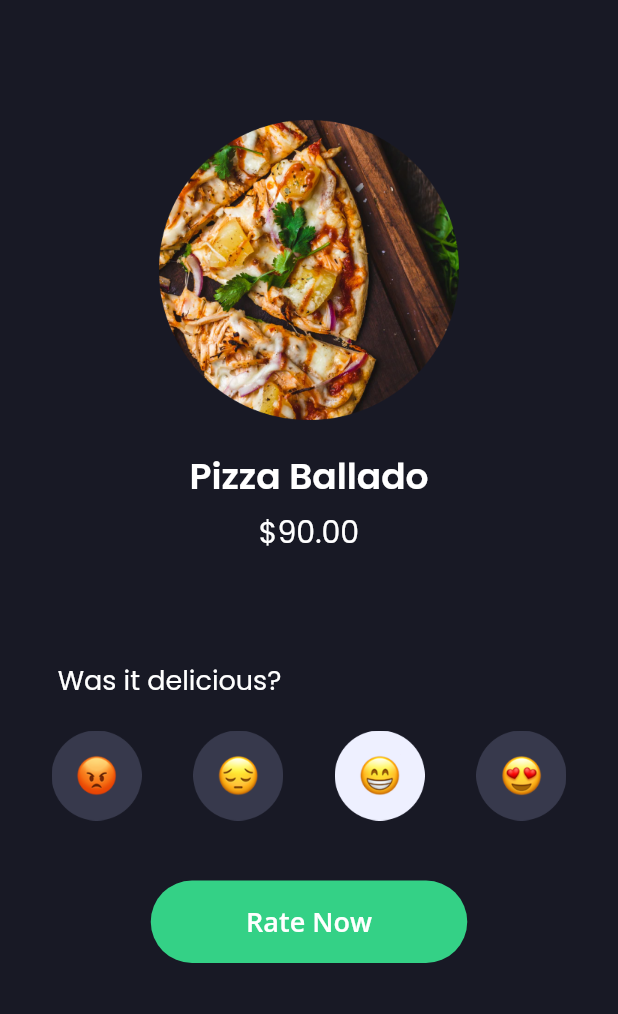
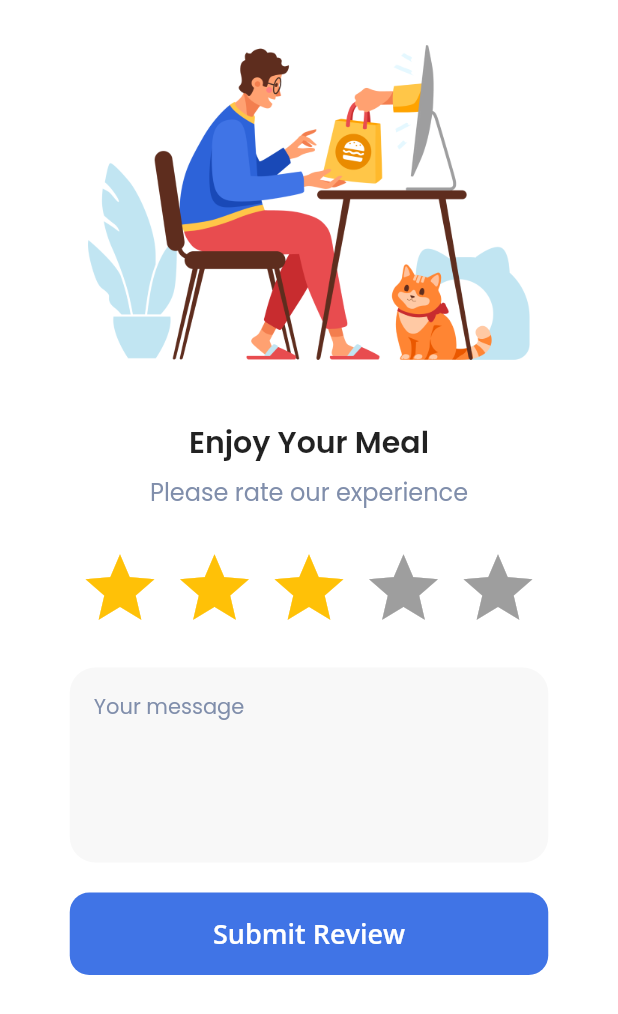
Before and after one commit to zakariyah24/sevendays-slicing, a Flutter app: the screen it shows after launch, on a phone screen of 412 x 824 dp. Shown: the top 1014 px of the screen. Run offline on Flutter 3.47's test engine with Material 2 defaults, Android fonts, the phone set to English and light mode, and no system bars; drawn by our look-alikes of flutter_rating_bar; our stand-ins replace google_fonts.

Commit message:
add second rating

```diff
--- a/lib/main.dart
+++ b/lib/main.dart
@@ -5,6 +5,7 @@ import 'package:sevendays/pages/first_signin.dart';
 import 'package:sevendays/pages/first_splash.dart';
 import 'package:sevendays/pages/first_started.dart';
 import 'package:sevendays/pages/second_empty.dart';
+import 'package:sevendays/pages/second_rating.dart';
 import 'package:sevendays/pages/second_started.dart';
 import 'package:sevendays/pages/second_splash.dart';
 
@@ -21,7 +22,7 @@ class SevenDays extends StatelessWidget {
   Widget build(BuildContext context) {
     return const MaterialApp(
       debugShowCheckedModeBanner: false,
-      home: FirstRating(),
+      home: SecondRating(),
     );
   }
 }
--- /dev/null
+++ b/lib/pages/second_rating.dart
@@ -0,0 +1,103 @@
+import 'package:flutter/material.dart';
+import 'package:flutter_rating_bar/flutter_rating_bar.dart';
+import 'package:google_fonts/google_fonts.dart';
+
+class SecondRating extends StatelessWidget {
+  const SecondRating({Key? key}) : super(key: key);
+
+  @override
+  Widget build(BuildContext context) {
+    return SafeArea(
+      child: Scaffold(
+        backgroundColor: Colors.white,
+        body: Column(
+          mainAxisAlignment: MainAxisAlignment.start,
+          crossAxisAlignment: CrossAxisAlignment.center,
+          children: [
+            const SizedBox(height: 30),
+            Center(
+              child: Image.asset(
+                "assets/home_office.png",
+                width: 294.75,
+                height: 210,
+              ),
+            ),
+            const SizedBox(height: 40),
+            Text(
+              "Enjoy Your Meal",
+              style: GoogleFonts.poppins(
+                fontSize: 20,
+                fontWeight: FontWeight.w600,
+              ),
+            ),
+            const SizedBox(height: 6),
+            Text(
+              "Please rate our experience",
+              style: GoogleFonts.poppins(
+                fontSize: 16,
+                color: const Color(0xff808EAB),
+              ),
+            ),
+            const SizedBox(height: 25),
+            RatingBar.builder(
+              initialRating: 3,
+              minRating: 1,
+              direction: Axis.horizontal,
+              allowHalfRating: true,
+              itemCount: 5,
+              itemSize: 55.0,
+              itemPadding: const EdgeInsets.symmetric(horizontal: 4.0),
+              itemBuilder: (context, _) => const Icon(
+                Icons.star,
+                color: Colors.amber,
+              ),
+              onRatingUpdate: (rating) {
+                print(rating);
+              },
+            ),
+            const SizedBox(height: 25),
+            Container(
+              width: 319,
+              height: 130,
+              decoration: BoxDecoration(
+                color: Color(0xffF8F8F8),
+                borderRadius: BorderRadius.circular(17),
+              ),
+              child: Padding(
+                padding: const EdgeInsets.only(top: 16, left: 16),
+                child: Text(
+                  "Your message",
+                  style: GoogleFonts.poppins(
+                    fontSize: 14,
+                    color: const Color(0xff808EAB),
+                  ),
+                ),
+              ),
+            ),
+            const SizedBox(height: 20),
+            SizedBox(
+              child: TextButton(
+                style: TextButton.styleFrom(
+                  backgroundColor: const Color(0xff4074E6),
+                  shape: RoundedRectangleBorder(
+                    borderRadius: BorderRadius.circular(13),
+                  ),
+                ),
+                onPressed: (() {}),
+                child: Text(
+                  "Submit Review",
+                  style: GoogleFonts.openSans(
+                      fontSize: 18,
+                      fontWeight: FontWeight.w600,
+                      color: const Color(0xffFFFFFF)),
+                ),
+              ),
+              height: 55,
+              width: 319,
+            ),
+          ],
+        ),
+      ),
+    );
+  }
+}
--- a/pubspec.yaml
+++ b/pubspec.yaml
@@ -30,6 +30,7 @@ dependencies:
   cupertino_icons: ^1.0.2
   flutter:
     sdk: flutter
+  flutter_rating_bar: ^4.0.0
   google_fonts: ^2.3.2
 
 dev_dependencies:
```
Also changed, not shown: pubspec.lock.
